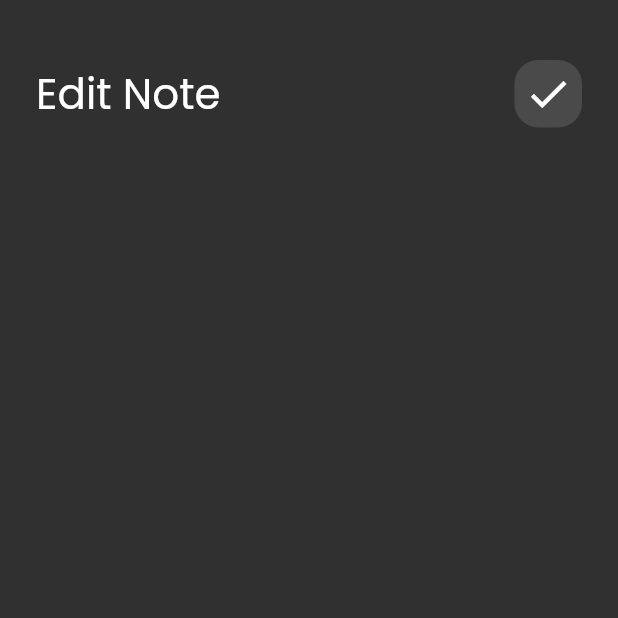
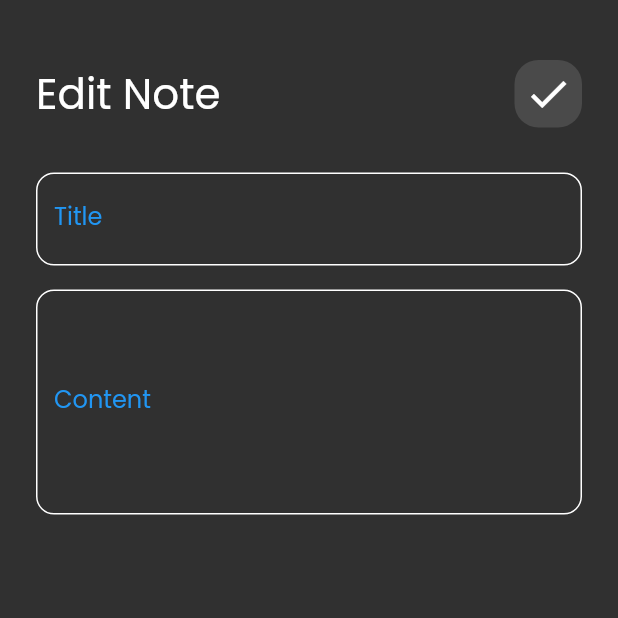
Before and after one commit to Beshoymoriis/notes_app, a Flutter app: the EditNoteView screen opened directly, on a phone screen of 412 x 824 dp, the top half of it. Run offline on Flutter 3.47's test engine with Material 2 defaults, Android fonts, the phone set to English and light mode, and no system bars.

Commit message:
edit note view ui done

```diff
--- a/lib/widgets/edit_note_view/edit_note_view_body.dart
+++ b/lib/widgets/edit_note_view/edit_note_view_body.dart
@@ -1,5 +1,6 @@
 import 'package:flutter/material.dart';
 import 'package:note_app/widgets/note_view/custom_appbar.dart';
+import 'package:note_app/widgets/note_view/custom_text_field.dart';
 
 class EditNoteViewBody extends StatelessWidget {
   const EditNoteViewBody({super.key});
@@ -13,7 +14,18 @@ class EditNoteViewBody extends StatelessWidget {
           SizedBox(
             height: 40,
           ),
-          CustomAppBar(titlel: 'Edit Note', icon: Icons.check)
+          CustomAppBar(titlel: 'Edit Note', icon: Icons.check),
+          SizedBox(
+            height: 30,
+          ),
+          CustomTextField(labelText: 'Title'),
+          SizedBox(
+            height: 16,
+          ),
+          CustomTextField(
+            labelText: 'Content',
+            maxLines: 5,
+          ),
         ],
       ),
     );
```
